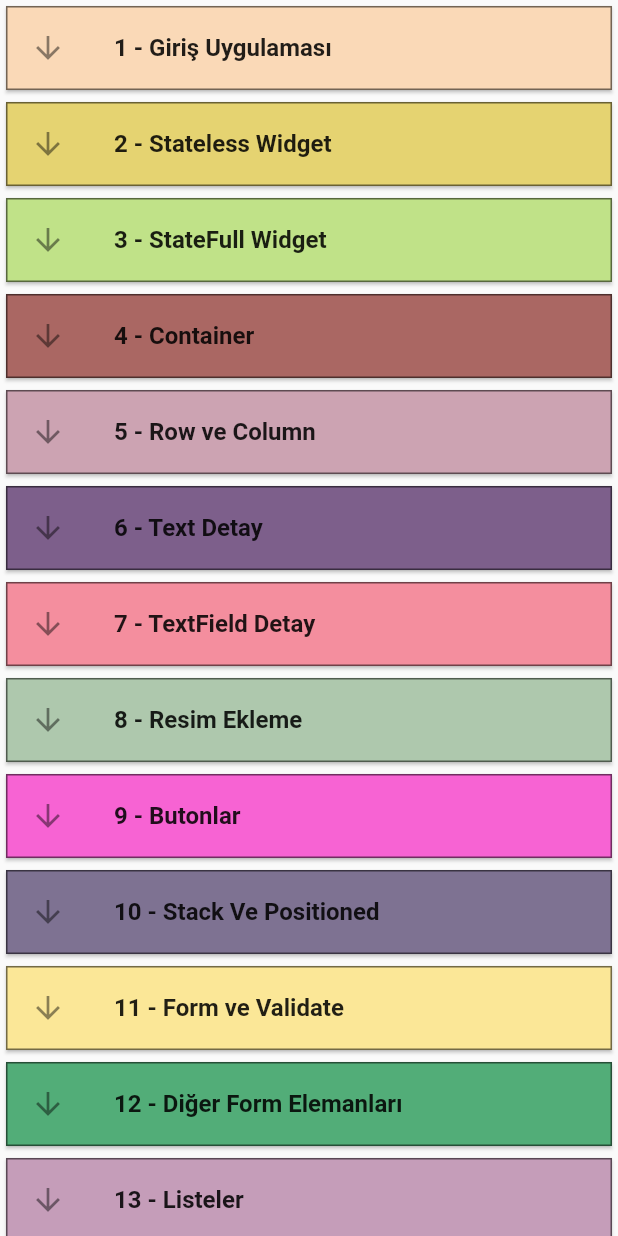
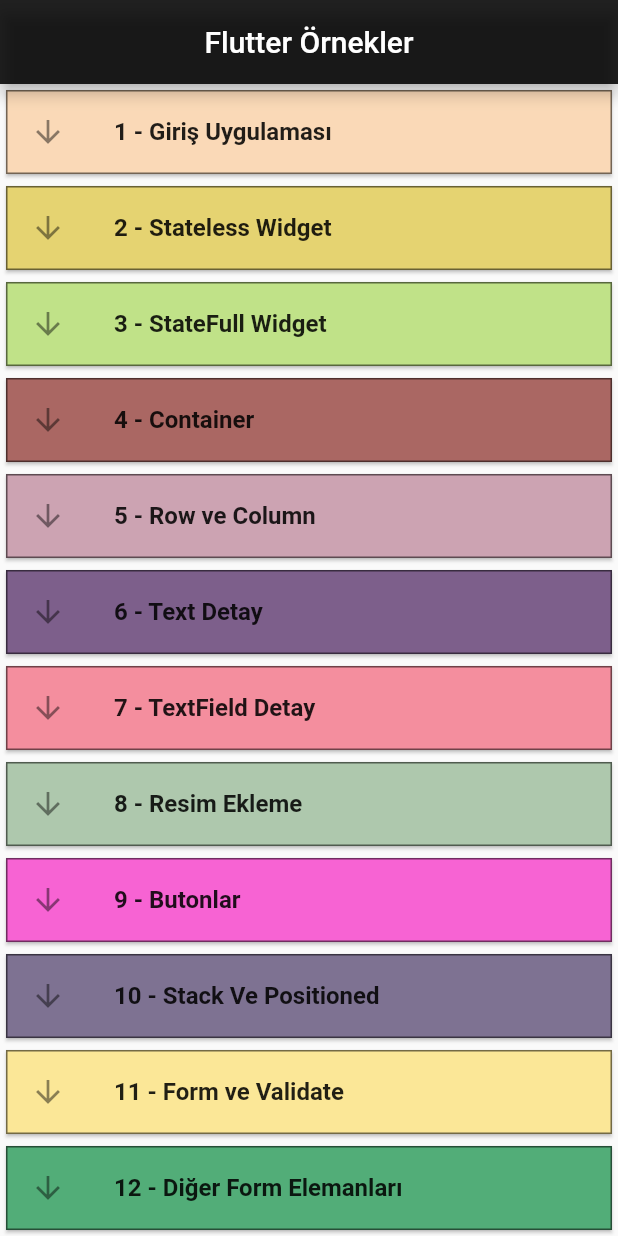
Before and after one commit to NecipAkgz/Flutter-Ornekler, a Flutter app: the screen it shows after launch, on a phone screen of 412 x 824 dp. Run offline on Flutter 3.47's test engine with Material 2 defaults, Android fonts, the phone set to English and light mode, and no system bars; our stand-ins replace flushbar, shared_preferences, sqflite, validators; accounts and stored records are empty.

Commit message:
1-2 düzeltme

```diff
--- a/lib/anaSayfa.dart
+++ b/lib/anaSayfa.dart
@@ -10,9 +10,18 @@
 class _GirisSayfasiState extends State<GirisSayfasi> {
   @override
   Widget build(BuildContext context) {
-    return SafeArea(
-      child: Scaffold(
-        body: Container(
+    return Scaffold(
+      appBar: AppBar(
+        backgroundColor: Colors.black87,
+        centerTitle: true,
+        title: Text("Flutter Örnekler"),
+      ),
+      body: buildWidgetler(),
+    );
+  }
+
+  Container buildWidgetler() {
+    return Container(
       child: ListView.builder(
         itemCount: Sayfalar.length,
         itemBuilder: (context, index) {
@@ -35,8 +44,6 @@
           );
         },
       ),
-        ),
-      ),
     );
   }
 }
--- a/lib/sayfalar/gridView.dart
+++ b/lib/sayfalar/gridView.dart
@@ -89,6 +89,7 @@
 
   GridView _gridViewBuilder() {
     return GridView.builder(
+      itemCount: 30,
       gridDelegate: SliverGridDelegateWithFixedCrossAxisCount(
         crossAxisCount: 2,
         crossAxisSpacing: 5,
--- a/lib/yardimci_siniflar/sayfa_isimleri.dart
+++ b/lib/yardimci_siniflar/sayfa_isimleri.dart
@@ -13,7 +13,7 @@
   static const FORM = "Form ve Validate";
   static const FORM_ELEMANLARI = "Diğer Form Elemanları";
   static const LISTELER = "Listeler";
-  static const GRIDVIEW = "Gridvied Çeşitleri";
+  static const GRIDVIEW = "Gridview Çeşitleri";
   static const SLIVERS = "CustomScrollView - Slivers";
   static const PAGEVIEW = "PageView";
   static const BOTTOM_NAV = "Bottom Navigation...";
```
Also changed, not shown: pubspec.lock. Lines whose indentation alone changed are shown as unchanged.
